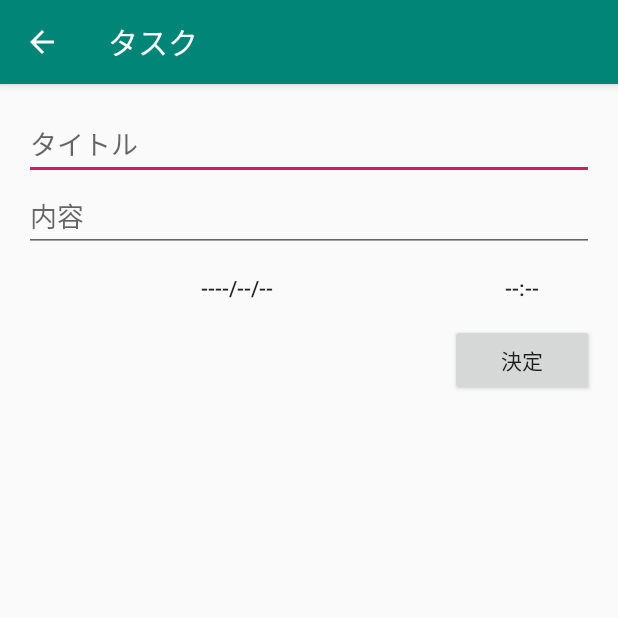
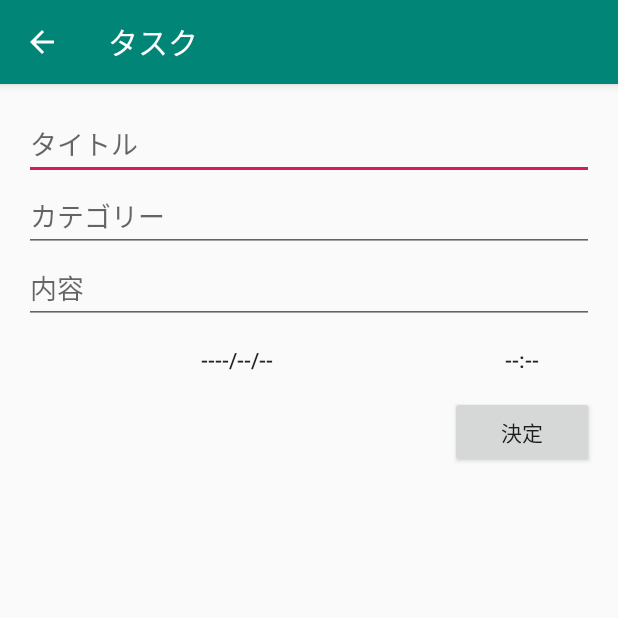
Before and after one commit to katsuyoshi-matsubara/TaskApp, an Android app: the InputActivity screen opened directly, with no data from a screen before it, on a phone screen of 412 x 824 dp, the top half of it. Run offline under Robolectric (Android 15) with nearby library versions, the phone set to English and light mode, and no system bars; libraries missing offline, so code that uses them is left out: io.realm, jp.techacademy.katsuyoshi; 4 statements that could not run were skipped.

Commit message:
課題：EditTextとButtonを設置し、categoryでTaskを絞り込む機能を追加

```diff
--- a/app/src/main/java/jp/techacademy/katsuyoshi/matsubara/taskapp/InputActivity.kt
+++ b/app/src/main/java/jp/techacademy/katsuyoshi/matsubara/taskapp/InputActivity.kt
@@ -100,7 +100,7 @@ class InputActivity : AppCompatActivity() {
         // 新規作成する場合です。新規作成の場合は遷移元であるMainActivityから
         // EXTRA_TASK は渡されないので taskId に -1 が代入され、 mTask
         // には null が代入されます。また mTask がnullであれば、
-        // カレンダーから、現在時刻をmYear、mMonth、mDay、mHour、mMinut
+        // カレンダーから、現在時刻をmYear、mMonth、mDay、mHour、mMinute
         // に設定します。MainActivityから EXTRA_TASK が渡ってきた場合は更新のため、
         // 渡ってきたタスクの時間を設定します。
         mTask = realm.where(Task::class.java).equalTo("id", taskId).findFirst()
@@ -118,6 +118,7 @@ class InputActivity : AppCompatActivity() {
             //更新の場合
             title_edit_text.setText(mTask!!.title)
             content_edit_text.setText(mTask!!.contents)
+            category_edit_text.setText(mTask!!.category)
 
             val calendar = Calendar.getInstance()
             calendar.time = mTask!!.date
@@ -159,9 +160,11 @@ class InputActivity : AppCompatActivity() {
         }
         val title = title_edit_text.text.toString()
         val content = content_edit_text.text.toString()
+        val category = category_edit_text.text.toString()
 
         mTask!!.title = title
         mTask!!.contents = content
+        mTask!!.category = category
         val calendar = GregorianCalendar(mYear, mMonth, mDay, mHour, mMinute)
         val date = calendar.time
         mTask!!.date = date
--- a/app/src/main/java/jp/techacademy/katsuyoshi/matsubara/taskapp/TaskAlarmReceiver.kt
+++ b/app/src/main/java/jp/techacademy/katsuyoshi/matsubara/taskapp/TaskAlarmReceiver.kt
@@ -74,6 +74,7 @@ class TaskAlarmReceiver : BroadcastReceiver() {
         builder.setTicker(task!!.title)// 5.0以降は表示されない
         builder.setContentTitle(task.title)
         builder.setContentText(task.contents)
+        builder.setContentText(task.category)
 
         // 通知をタップしたらアプリを起動するようにする
         //setContentIntentメソッドで指定するIntentはアラームのときと同じように
--- a/app/src/main/res/layout/content_input.xml
+++ b/app/src/main/res/layout/content_input.xml
@@ -18,11 +18,19 @@
         android:layout_width="match_parent"
         android:layout_height="wrap_content"
         android:hint="タイトル" />
+
+    <EditText
+        android:layout_width="match_parent"
+        android:layout_height="wrap_content"
+        android:hint="カテゴリー"
+        android:layout_below="@id/title_edit_text"
+        android:id="@+id/category_edit_text"/>
+
     <EditText
         android:id="@+id/content_edit_text"
         android:layout_width="match_parent"
         android:layout_height="wrap_content"
-        android:layout_below="@id/title_edit_text"
+        android:layout_below="@id/category_edit_text"
         android:hint="内容" />
     <Button
         android:id="@+id/date_button"
```
Also changed, not shown: app/src/main/java/jp/techacademy/katsuyoshi/matsubara/taskapp/MainActivity.kt (+26 -0 lines), app/src/main/java/jp/techacademy/katsuyoshi/matsubara/taskapp/Task.kt (+7 -0 lines), app/src/main/res/layout/activity_main.xml (+35 -6 lines).
